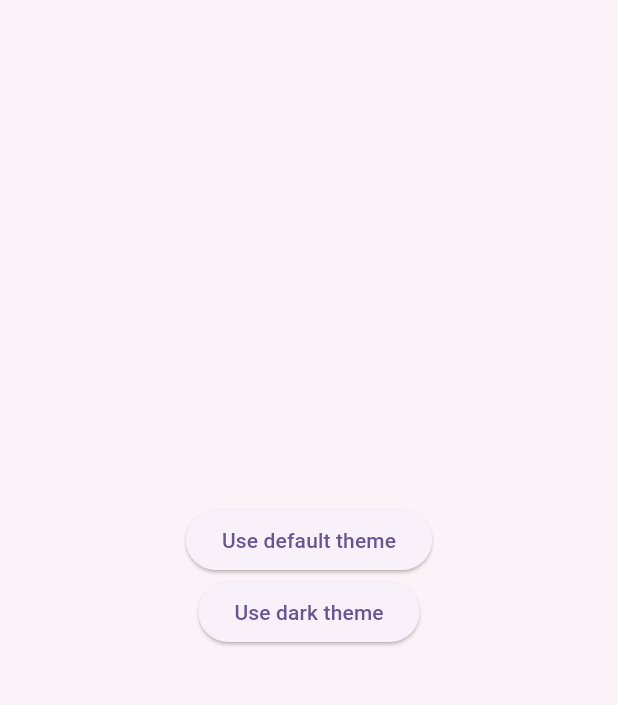
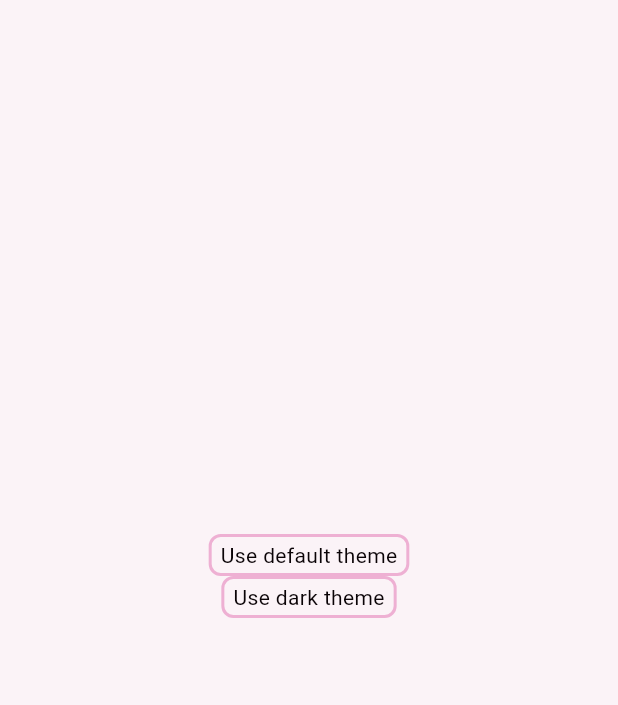
Before and after one commit to BrianCraig/LineUI, a Flutter app: the ThemeSelectorScreen screen opened by its route, on a phone screen of 412 x 824 dp, the part 84-789 px from its top. Run offline on Flutter 3.47's test engine with Material 3 defaults, Android fonts, the phone set to English and light mode, and no system bars; our stand-ins replace flutter_riverpod, go_router.

Commit message:
feat `Button`: `onPressed` action

```diff
--- a/lib/screens/theme_selector_screen.dart
+++ b/lib/screens/theme_selector_screen.dart
@@ -9,8 +9,9 @@ import '../components/components.dart';
 class ThemeSelectorScreen extends ConsumerWidget {
   @override
   Widget build(BuildContext context, WidgetRef ref) {
+    var theme = LineTheme.of(context);
     return Scaffold(
-      backgroundColor: LineTheme.of(context).backgroundColor,
+      backgroundColor: theme.backgroundColor,
       appBar: AppBar(
         backgroundColor: Theme.of(context).colorScheme.inversePrimary,
         title: Text('Select Demo Theme'),
@@ -20,12 +21,13 @@ class ThemeSelectorScreen extends ConsumerWidget {
           mainAxisAlignment: MainAxisAlignment.center,
           children: [
             ...LineTheme.demoThemes().entries.map<Widget>(
-                  (entry) => ElevatedButton(
+                  (entry) => Button(
                     onPressed: () => {
                       ref.read(lineThemeProvider.notifier).state = entry.value
                     },
                     child: Text(
                       'Use ${entry.key} theme',
+                      style: TextStyle(color: theme.textColor),
                     ),
                   ),
                 ),
```
Also changed, not shown: lib/components/button.dart (+15 -10 lines).
